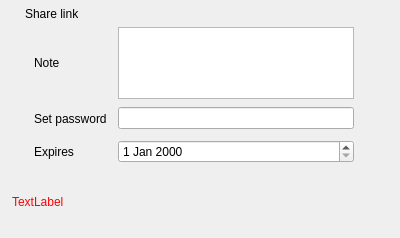
tokun-mobica/desktop, file src/gui/sharelinkwidget.ui: the form before one commit.
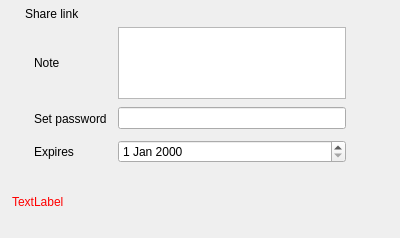
The form after the commit. Icons and pictures are not drawn. Custom widgets are drawn as their Qt base class.

Commit message:
Fix the max height of the share dialog...
- Remove extra scroll bar
- Fix widget margins

```diff
--- a/src/gui/sharelinkwidget.ui
+++ b/src/gui/sharelinkwidget.ui
@@ -27,7 +27,7 @@
     <number>0</number>
    </property>
    <property name="rightMargin">
-    <number>12</number>
+    <number>20</number>
    </property>
    <property name="bottomMargin">
     <number>0</number>
```
The commit also changes 3 other files.
